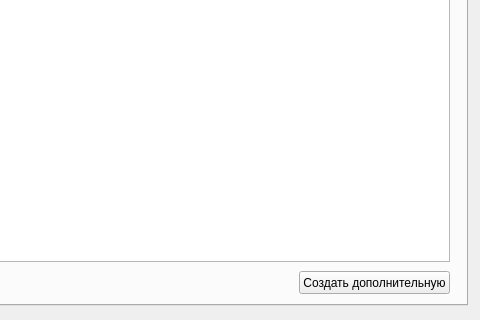
Above: settings.ui from alexeypertcev/ksu-ivt-nagruzka before the change; both pictures show x 93 to 573 and y 165 to 485 of the 573 by 485 pixel window. Below: the same form after it.
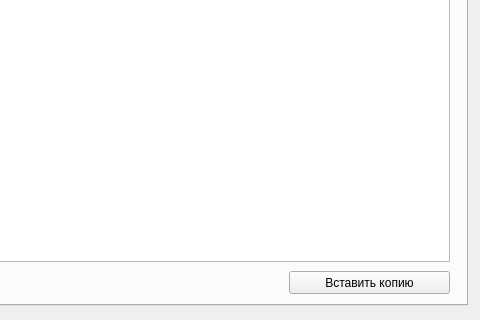
That is the form after the change.

Diff of the .ui file:
```diff
--- a/settings.ui
+++ b/settings.ui
@@ -133,14 +133,14 @@
     <widget class="QPushButton" name="pushButton">
      <property name="geometry">
       <rect>
-       <x>380</x>
+       <x>370</x>
        <y>400</y>
-       <width>151</width>
+       <width>161</width>
        <height>23</height>
       </rect>
      </property>
      <property name="text">
-      <string>Создать дополнительную</string>
+      <string>Вставить копию</string>
      </property>
     </widget>
    </widget>
```
